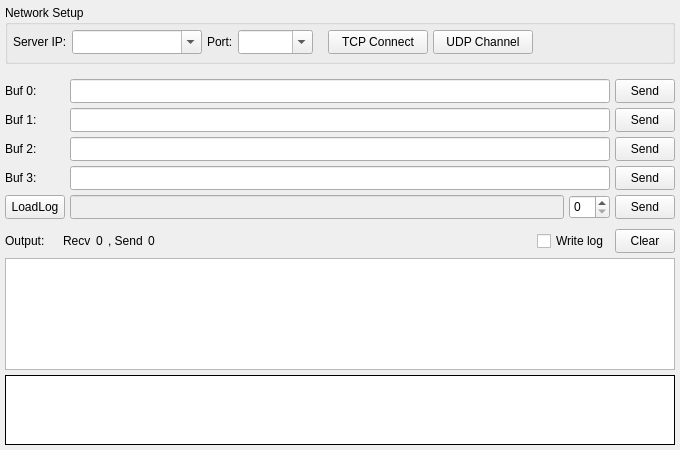
Before: the Qt Designer form src/sokit/clientform.ui in duwei/sokit, drawn with Qt 5.
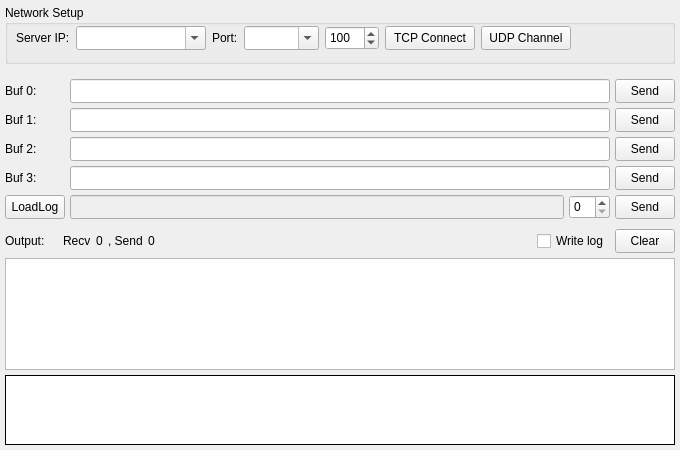
After: the same form once the commit is applied.

What changed in the file:
```diff
--- a/src/sokit/clientform.ui
+++ b/src/sokit/clientform.ui
@@ -61,22 +61,16 @@
      <property name="title">
       <string>Network Setup</string>
      </property>
-     <layout class="QHBoxLayout" name="layout3">
-      <property name="spacing">
-       <number>5</number>
+     <widget class="QWidget" name="">
+      <property name="geometry">
+       <rect>
+        <x>11</x>
+        <y>20</y>
+        <width>651</width>
+        <height>26</height>
+       </rect>
       </property>
-      <property name="leftMargin">
-       <number>5</number>
-      </property>
-      <property name="topMargin">
-       <number>0</number>
-      </property>
-      <property name="rightMargin">
-       <number>5</number>
-      </property>
-      <property name="bottomMargin">
-       <number>2</number>
-      </property>
+      <layout class="QHBoxLayout" name="horizontalLayout">
       <item>
        <widget class="QLabel" name="lab1">
         <property name="sizePolicy">
@@ -193,20 +187,23 @@
        </widget>
       </item>
       <item>
-       <spacer name="spc1">
-        <property name="orientation">
-         <enum>Qt::Horizontal</enum>
-        </property>
-        <property name="sizeType">
-         <enum>QSizePolicy::Fixed</enum>
-        </property>
-        <property name="sizeHint" stdset="0">
+        <widget class="QSpinBox" name="spnCount">
+         <property name="minimumSize">
          <size>
-          <width>10</width>
-          <height>0</height>
-         </size>
-        </property>
-       </spacer>
+           <width>0</width>
+           <height>24</height>
+          </size>
+         </property>
+         <property name="minimum">
+          <number>1</number>
+         </property>
+         <property name="maximum">
+          <number>5000</number>
+         </property>
+         <property name="value">
+          <number>100</number>
+         </property>
+        </widget>
       </item>
       <item>
        <widget class="QToolButton" name="btnTcp">
@@ -218,7 +215,7 @@
         </property>
         <property name="minimumSize">
          <size>
-          <width>100</width>
+           <width>90</width>
           <height>24</height>
          </size>
         </property>
@@ -249,7 +246,7 @@
         </property>
         <property name="minimumSize">
          <size>
-          <width>100</width>
+           <width>90</width>
           <height>24</height>
          </size>
         </property>
@@ -271,19 +268,20 @@
        </widget>
       </item>
       <item>
-       <spacer name="spc2">
+        <spacer name="horizontalSpacer">
         <property name="orientation">
          <enum>Qt::Horizontal</enum>
         </property>
         <property name="sizeHint" stdset="0">
          <size>
-          <width>0</width>
-          <height>0</height>
+           <width>40</width>
+           <height>20</height>
          </size>
         </property>
        </spacer>
       </item>
      </layout>
+     </widget>
     </widget>
    </item>
    <item>
```
Lines whose indentation alone changed are shown as unchanged.
